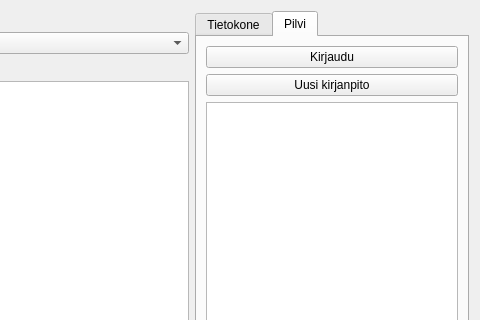
Qt form kitupiikki/aloitussivu/aloitus.ui (artoh/kitupiikki) before a commit; both pictures show x 646 to 1126 and y 0 to 320 of the 1126 by 806 pixel window.
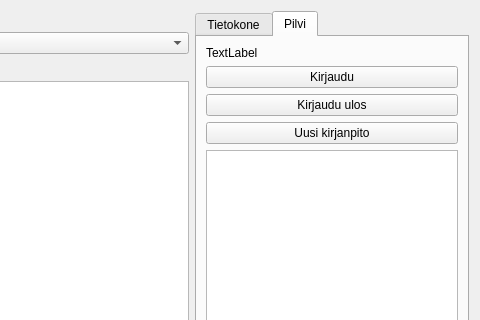
The same form after that commit. The open tabs and pages were chosen to show the change. Icons and pictures are not drawn.

What changed in the file:
```diff
--- a/kitupiikki/aloitussivu/aloitus.ui
+++ b/kitupiikki/aloitussivu/aloitus.ui
@@ -152,14 +152,28 @@
         </attribute>
         <layout class="QVBoxLayout" name="verticalLayout_3">
          <item>
-          <widget class="QPushButton" name="pushButton">
+          <widget class="QLabel" name="kayttajaLabel">
+           <property name="text">
+            <string>TextLabel</string>
+           </property>
+          </widget>
+         </item>
+         <item>
+          <widget class="QPushButton" name="loginButton">
            <property name="text">
             <string>Kirjaudu</string>
            </property>
           </widget>
          </item>
          <item>
-          <widget class="QPushButton" name="pushButton_2">
+          <widget class="QPushButton" name="logoutButton">
+           <property name="text">
+            <string>Kirjaudu ulos</string>
+           </property>
+          </widget>
+         </item>
+         <item>
+          <widget class="QPushButton" name="uusiPilviButton">
            <property name="text">
             <string>Uusi kirjanpito</string>
            </property>
```
Left out of the diff: 2 changed lines with no effect on the pictures.
